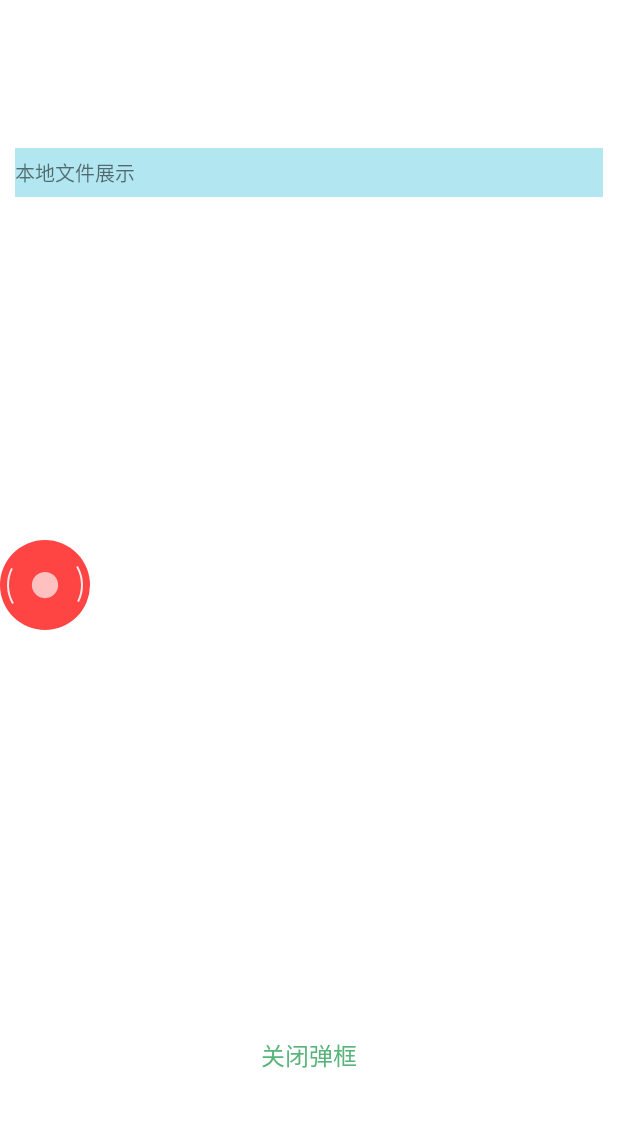
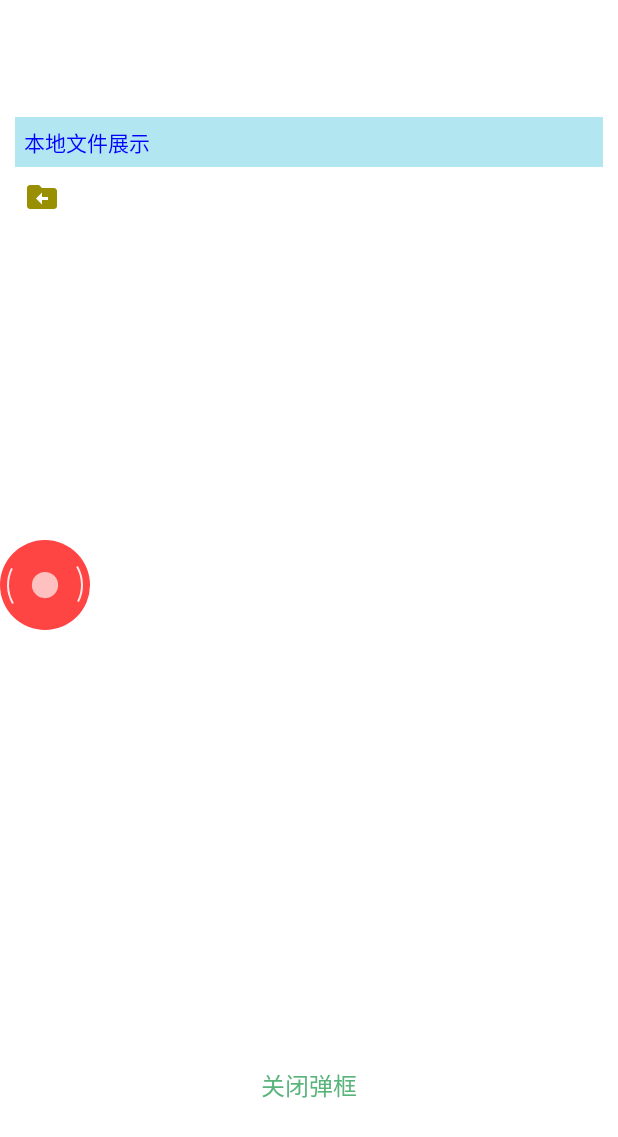
Before and after one commit to githubwangjunqiang/DialogLogShowManager, an Android app: the layout show_log_sdk_cache_log_layout.xml on its own in the app's theme, with its tools: preview values and no code run, on a phone screen of 412 x 824 dp. Shown: the top 1137 px of the screen. Run offline under Robolectric (Android 15) with nearby library versions, the phone set to English and light mode, and no system bars.

Commit message:
shangchun2

```diff
--- a/dialoglogshow/src/main/java/com/xq/dialoglogshow/dialog/DialogShowFileCache.java
+++ b/dialoglogshow/src/main/java/com/xq/dialoglogshow/dialog/DialogShowFileCache.java
@@ -35,7 +35,6 @@ public class DialogShowFileCache extends Dialog {
      */
     private MyAdapterCacheFileAdapter mMyAdapter;
     private RecyclerView mRecyclerView;
-    private ShowTask mAsyncTask;
     private TextView mTvTitle;
 
     private String rootPath;
--- /dev/null
+++ b/dialoglogshow/src/main/res/drawable/baseline_drive_file_move_rtl_24_file_back.xml
@@ -0,0 +1,11 @@
+<vector xmlns:android="http://schemas.android.com/apk/res/android"
+    android:width="24dp"
+    android:height="24dp"
+    android:viewportWidth="24"
+    android:viewportHeight="24">
+
+    <path
+        android:fillColor="#988F02"
+        android:pathData="M20,6h-8l-2,-2H4C2.9,4 2,4.9 2,6v12c0,1.1 0.9,2 2,2h16c1.1,0 2,-0.9 2,-2V8C22,6.9 21.1,6 20,6zM12,17l-4,-4l4,-4v3h4v2h-4V17z" />
+
+</vector>
--- a/dialoglogshow/src/main/res/layout/show_log_sdk_cache_log_layout.xml
+++ b/dialoglogshow/src/main/res/layout/show_log_sdk_cache_log_layout.xml
@@ -12,15 +12,31 @@
         android:id="@+id/show_app_dialog_cache_file_log_tv_title"
         android:layout_width="match_parent"
         android:layout_height="wrap_content"
+        android:background="#B2E7F2"
+        android:paddingHorizontal="6dp"
         android:paddingVertical="6dp"
-        android:background="#B2E7F2"
         android:text="本地文件展示"
-        android:textSize="13dp" />
+        android:textColor="#0000ff"
+        android:textSize="14dp" />
+
+    <ImageView
+        android:id="@+id/show_app_dialog_cache_file_log_tv_back"
+        android:layout_width="wrap_content"
+        android:layout_height="wrap_content"
+        android:paddingVertical="8dp"
+        android:paddingStart="6dp"
+        android:paddingEnd="20dp"
+        android:src="@drawable/baseline_drive_file_move_rtl_24_file_back"
+        android:text="本地文件展示"
+        android:textSize="14dp" />
+
 
     <androidx.recyclerview.widget.RecyclerView
         android:id="@+id/show_app_dialog_cache_file_log_review"
         android:layout_width="match_parent"
-        android:layout_height="550dp" />
+        android:layout_height="550dp"
+        android:paddingStart="10dp" />
+
     <TextView
         android:id="@+id/show_app_dialog_confirm_btnok"
         android:layout_width="match_parent"
```
Also changed, not shown: dialoglogshow/build.gradle (+13 -1 lines), dialoglogshow/src/main/res/layout/show_log_sdk_layout_item_cache_log.xml (+6 -2 lines), 15 other files.
